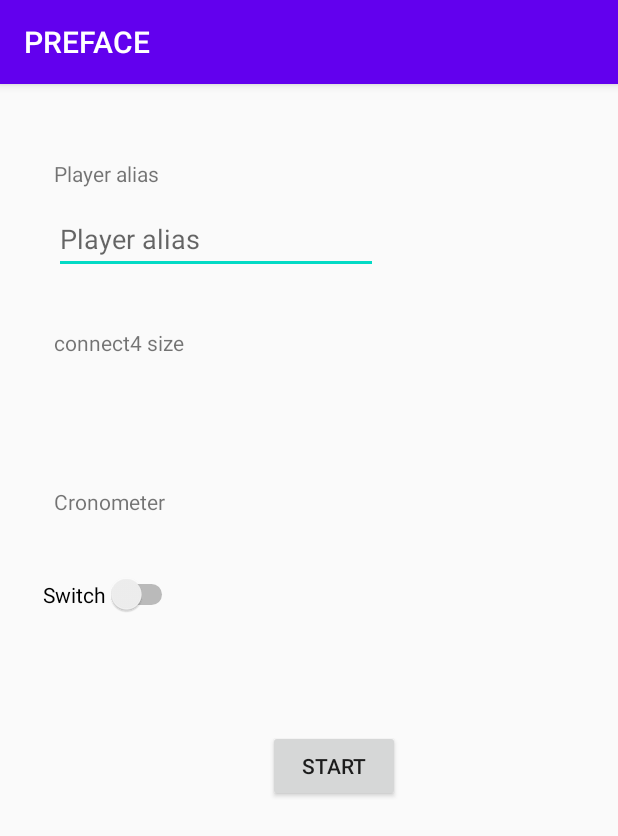
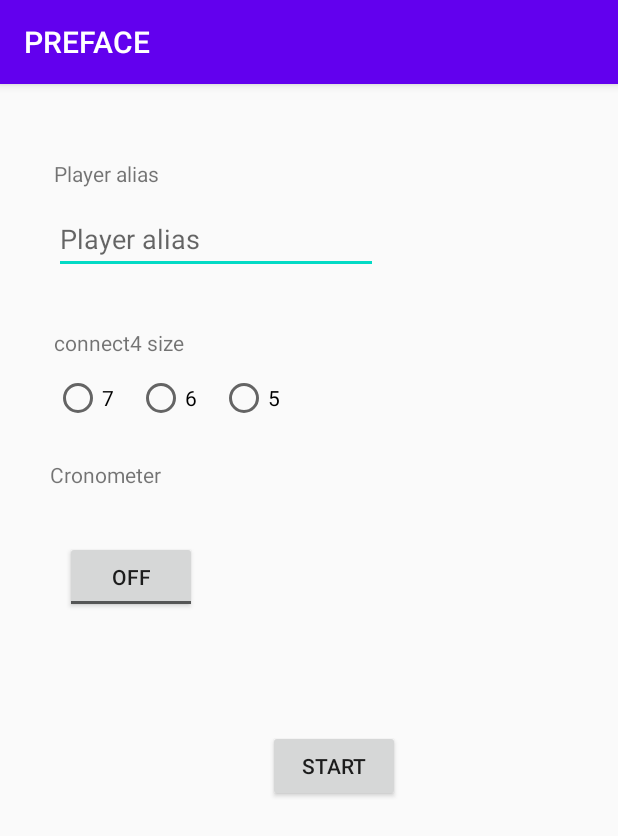
Before and after one commit to sys-walker/AndroidConnect4, an Android app: the PrefaceConnect4 screen opened directly, with no data from a screen before it, after a tap on "START", on a phone screen of 412 x 824 dp. Shown: the top 836 px of the screen. Run offline under Robolectric (Android 15) with nearby library versions, the phone set to English and light mode, and no system bars.

```diff
--- a/Connect4/app/src/main/java/com/eps/androidconnect4/PrefaceConnect4.java
+++ b/Connect4/app/src/main/java/com/eps/androidconnect4/PrefaceConnect4.java
@@ -9,6 +9,8 @@ import androidx.appcompat.app.AppCompatActivity;
 public class PrefaceConnect4 extends AppCompatActivity {
 
     EditText alias_field;
+    boolean crono;
+
 
 
 
@@ -20,18 +22,51 @@ public class PrefaceConnect4 extends AppCompatActivity {
 
         alias_field = findViewById(R.id.alias_input);
 
+        ToggleButton toggle = findViewById(R.id.timerButton);
+        toggle.setOnCheckedChangeListener(new CompoundButton.OnCheckedChangeListener() {
+            public void onCheckedChanged(CompoundButton buttonView, boolean isChecked) {
+                crono= isChecked;
+            }
+        });
+
+
+
+
+
+
+
         final Button playGame= findViewById(R.id.play_game);
         playGame.setOnClickListener(new View.OnClickListener() {
             @Override
             public void onClick(View v) {
                 String PlayerAlias;
                 if (alias_field != null) {
-                    if (alias_field.getText().toString().isEmpty()) {
+                    int seleted_opt = getSelected(findViewById(R.id.grupo));
+                    boolean completed =false;
 
-                        Toast.makeText(getBaseContext(), getString(R.string.no_player_toast), Toast.LENGTH_SHORT).show();
-                    } else {
+
+                    if (alias_field.getText().toString().isEmpty() &&  seleted_opt==0 ) {
+                        Toast.makeText(getBaseContext(), getString(R.string.no_player_size_toast), Toast.LENGTH_SHORT).show();
+                    }else {
+                        if (alias_field.getText().toString().isEmpty()) {
+                            Toast.makeText(getBaseContext(), getString(R.string.no_player_toast), Toast.LENGTH_SHORT).show();
+                            completed=false;
+                        }else {
+                            completed=true;
+                        }
+                        if (seleted_opt==0 ) {
+                            Toast.makeText(getBaseContext(), getString(R.string.no_size_toast), Toast.LENGTH_SHORT).show();
+                            completed=false;
+                        }else {
+                            completed=true;
+                        }
+                    }
+
+
+
+                    if(completed){
                         PlayerAlias = alias_field.getText().toString();
-                        System.out.println("Player Alias="+PlayerAlias);
+                        System.out.println("Player Alias="+PlayerAlias+"opt "+seleted_opt+" crono="+crono);
                     }
 
                 }
@@ -41,5 +76,42 @@ public class PrefaceConnect4 extends AppCompatActivity {
 
 
 
+
     }
+
+    private int getSelected(View view) {
+        int id_opt_selected = ((RadioGroup) view).getCheckedRadioButtonId();
+        int opt=0;
+
+        if (id_opt_selected !=-1){
+            RadioButton c = findViewById(id_opt_selected);
+            boolean checked = c.isChecked();
+
+
+
+            switch (id_opt_selected) {
+                case R.id.size_7x7:
+                    if (checked) {
+                        opt = 7;
+                    }
+                    break;
+                case R.id.size_6x6:
+                    if (checked) {
+                        opt = 6;
+                    }
+                    break;
+
+                case R.id.size_5x5:
+                    if (checked) {
+                        opt = 5;
+                    }
+                    break;
+            }
+        }
+
+        return opt;
+    }
+
+
+
 }
--- a/Connect4/app/src/main/res/layout/preface_connect4.xml
+++ b/Connect4/app/src/main/res/layout/preface_connect4.xml
@@ -30,6 +30,40 @@
         app:layout_constraintTop_toTopOf="parent"
         app:layout_constraintVertical_bias="0.217" />
 
+
+    <RadioGroup
+        android:id="@+id/grupo"
+        android:layout_width="180dp"
+        android:layout_height="40dp"
+        android:orientation="horizontal"
+        app:layout_constraintBottom_toBottomOf="parent"
+        app:layout_constraintEnd_toEndOf="parent"
+        app:layout_constraintHorizontal_bias="0.155"
+        app:layout_constraintStart_toStartOf="parent"
+        app:layout_constraintTop_toTopOf="parent"
+        app:layout_constraintVertical_bias="0.266">
+
+        <RadioButton
+            android:id="@+id/size_7x7"
+            android:layout_width="55dp"
+            android:layout_height="wrap_content"
+            android:text="@string/c7x7" />
+
+        <RadioButton
+            android:id="@+id/size_6x6"
+            android:layout_width="55dp"
+            android:layout_height="wrap_content"
+            android:text="@string/c6x6" />
+
+        <RadioButton
+            android:id="@+id/size_5x5"
+            android:layout_width="55dp"
+            android:layout_height="wrap_content"
+            android:text="@string/c5x5" />
+
+
+    </RadioGroup>
+
     <TextView
         android:id="@+id/time_control"
         android:layout_width="wrap_content"
@@ -37,10 +71,10 @@
         android:text="@string/time_control"
         app:layout_constraintBottom_toBottomOf="parent"
         app:layout_constraintEnd_toEndOf="parent"
-        app:layout_constraintHorizontal_bias="0.107"
+        app:layout_constraintHorizontal_bias="0.098"
         app:layout_constraintStart_toStartOf="parent"
         app:layout_constraintTop_toTopOf="parent"
-        app:layout_constraintVertical_bias="0.359" />
+        app:layout_constraintVertical_bias="0.335" />
 
     <EditText
         android:id="@+id/alias_input"
@@ -58,17 +92,6 @@
         app:layout_constraintTop_toTopOf="parent"
         app:layout_constraintVertical_bias="0.112" />
 
-    <Switch
-        android:id="@+id/switch1"
-        android:layout_width="wrap_content"
-        android:layout_height="wrap_content"
-        android:text="Switch"
-        app:layout_constraintBottom_toBottomOf="parent"
-        app:layout_constraintEnd_toEndOf="parent"
-        app:layout_constraintHorizontal_bias="0.09"
-        app:layout_constraintStart_toStartOf="parent"
-        app:layout_constraintTop_toTopOf="parent"
-        app:layout_constraintVertical_bias="0.441" />
 
     <Button
         android:id="@+id/play_game"
@@ -82,4 +105,17 @@
         app:layout_constraintTop_toTopOf="parent"
         app:layout_constraintVertical_bias="0.598" />
 
+    <ToggleButton
+        android:id="@+id/timerButton"
+        android:layout_width="wrap_content"
+        android:layout_height="wrap_content"
+        android:text="@string/togglebutton"
+        app:layout_constraintBottom_toBottomOf="parent"
+        app:layout_constraintEnd_toEndOf="parent"
+        app:layout_constraintHorizontal_bias="0.133"
+        app:layout_constraintStart_toStartOf="parent"
+        app:layout_constraintTop_toTopOf="parent"
+        app:layout_constraintVertical_bias="0.423" />
+
+
 </androidx.constraintlayout.widget.ConstraintLayout>
--- a/Connect4/app/src/main/res/values/strings.xml
+++ b/Connect4/app/src/main/res/values/strings.xml
@@ -11,12 +11,19 @@
     <string name="player_alias">Player alias</string>
     <string name="player_alias_hint">Player alias</string>
     <string name="no_player_toast">Please input Alias</string>
+    <string name="no_size_toast">Please select connect4 size</string>
+    <string name="no_player_size_toast">Please input Alias and  select connect4 size</string>
 
     <string name="grid_size">connect4 size</string>
+    <string name="c7x7">7</string>
+    <string name="c6x6">6</string>
+    <string name="c5x5">5</string>
+
     <string name="time_control">Cronometer</string>
 
 
     <string name="play_game">Start</string>
+    <string name="togglebutton">ToggleButton</string>
 
 
 </resources>
```
